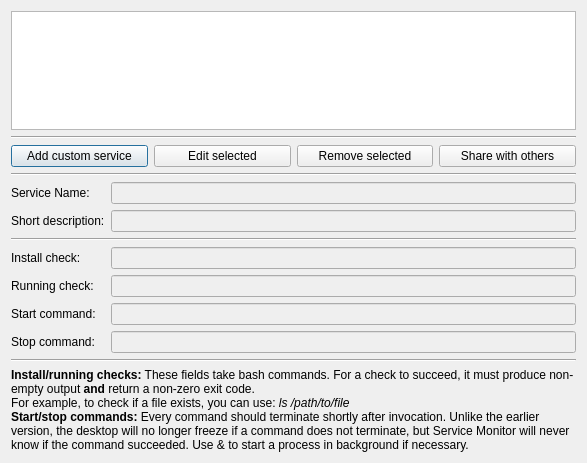
Qt form contents/code/dialogs/Custom.ui (mbleichner/service-monitor) before a commit.
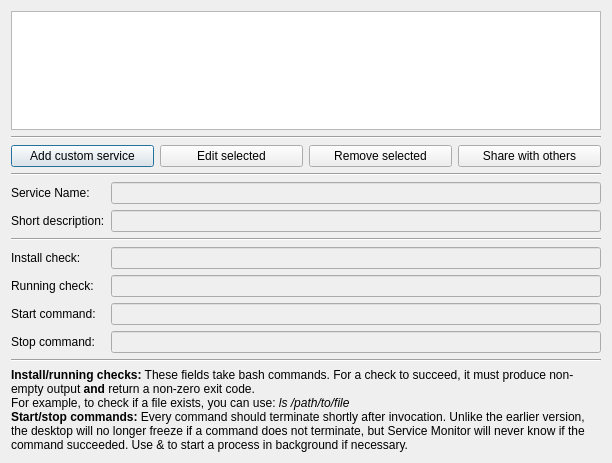
The same form after that commit. Icons and pictures are not drawn.

Patch:
```diff
--- a/contents/code/dialogs/Custom.ui
+++ b/contents/code/dialogs/Custom.ui
@@ -6,7 +6,7 @@
    <rect>
     <x>0</x>
     <y>0</y>
-    <width>587</width>
+    <width>612</width>
     <height>463</height>
    </rect>
   </property>
```
Left out of the diff: 8 changed lines with no effect on the pictures.
